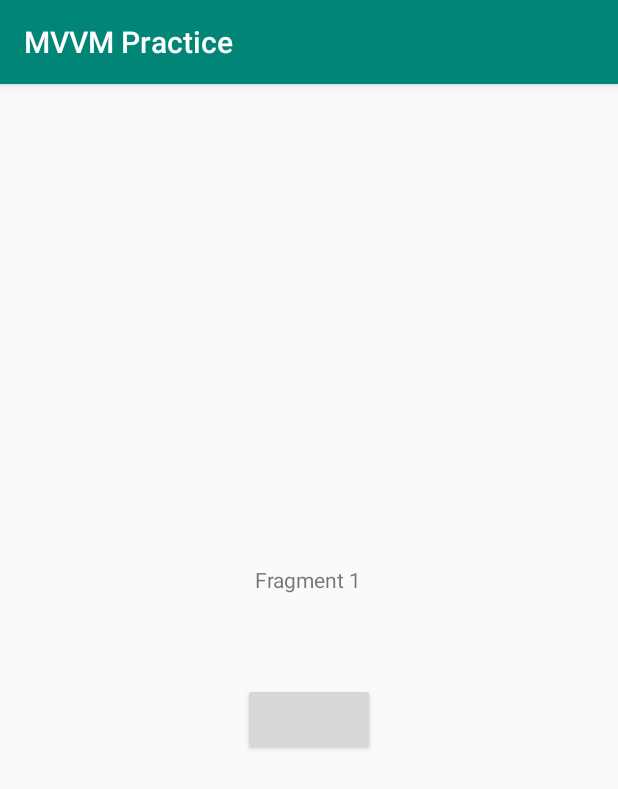
After one commit to huang840801/MVVM-Practice, an Android app: the Test1Fragment screen opened directly, with no data from a screen before it, on a phone screen of 412 x 824 dp. The commit adds this screen. Shown: the top 789 px of the screen. Run offline under Robolectric (Android 15) with nearby library versions, the phone set to English and light mode, and no system bars.

Commit message:
Complete fragment share data with ViewModel.

```diff
--- a/app/src/main/java/com/guanhong/mvvmpractice/view/MainActivity.kt
+++ b/app/src/main/java/com/guanhong/mvvmpractice/view/MainActivity.kt
@@ -48,10 +48,10 @@ class MainActivity : AppCompatActivity() {
 
     fun onProfileBtnClick(view: View) {
 
-//        val intent = Intent(this, ProfileActivity::class.java)
+        val intent = Intent(this, ProfileActivity::class.java)
 //        val intent = Intent(this, SpinnerSampleActivity::class.java)
 //        val intent = Intent(this, TestActivity::class.java)
-        val intent = Intent(this, LiveDataActivity::class.java)
+//        val intent = Intent(this, LiveDataActivity::class.java)
         startActivity(intent)
     }
 }
--- a/app/src/main/java/com/guanhong/mvvmpractice/view/ProfileActivity.kt
+++ b/app/src/main/java/com/guanhong/mvvmpractice/view/ProfileActivity.kt
@@ -8,12 +8,16 @@ import androidx.fragment.app.FragmentPagerAdapter
 import com.guanhong.mvvmpractice.R
 import com.guanhong.mvvmpractice.view.fragment.spinner.SpinnerFragment
 import com.guanhong.mvvmpractice.view.fragment.player.PlayerFragment
+import com.guanhong.mvvmpractice.view.fragment.test1.Test1Fragment
+import com.guanhong.mvvmpractice.view.fragment.test2.Test2Fragment
 import kotlinx.android.synthetic.main.activity_profile.*
 
 class ProfileActivity : AppCompatActivity() {
 
     private lateinit var spinnerFragment: SpinnerFragment
     private lateinit var playerFragment: PlayerFragment
+    private lateinit var test1Fragment: Test1Fragment
+    private lateinit var test2Fragment: Test2Fragment
 
     private val fragmentList: MutableList<Fragment> = mutableListOf()
 
@@ -34,11 +38,17 @@ class ProfileActivity : AppCompatActivity() {
 
     private fun initFragment() {
 
-        spinnerFragment = SpinnerFragment().newInstance()
-        playerFragment = PlayerFragment().newInstance()
+//        spinnerFragment = SpinnerFragment().newInstance()
+//        playerFragment = PlayerFragment().newInstance()
+//
+//        fragmentList.add(playerFragment)
+//        fragmentList.add(spinnerFragment)
+//
+        test1Fragment = Test1Fragment().newInstance()
+        test2Fragment = Test2Fragment().newInstance()
 
-        fragmentList.add(playerFragment)
-        fragmentList.add(spinnerFragment)
+        fragmentList.add(test1Fragment)
+        fragmentList.add(test2Fragment)
     }
 }
 
--- /dev/null
+++ b/app/src/main/java/com/guanhong/mvvmpractice/view/fragment/test1/Test1Fragment.kt
@@ -0,0 +1,51 @@
+package com.guanhong.mvvmpractice.view.fragment.test1
+
+import android.os.Bundle
+import android.view.LayoutInflater
+import android.view.View
+import android.view.ViewGroup
+import androidx.fragment.app.Fragment
+import androidx.lifecycle.Observer
+import androidx.lifecycle.ViewModelProviders
+import com.guanhong.mvvmpractice.R
+import com.guanhong.mvvmpractice.viewmodel.TestFragmentViewModel
+import kotlinx.android.synthetic.main.fragment_test_1.*
+
+class Test1Fragment : Fragment() {
+
+    lateinit var viewModel: TestFragmentViewModel
+
+    override fun onCreateView(
+        inflater: LayoutInflater,
+        container: ViewGroup?,
+        savedInstanceState: Bundle?
+    ): View? {
+
+        return inflater.inflate(R.layout.fragment_test_1, container, false)
+    }
+
+    override fun onViewCreated(view: View, savedInstanceState: Bundle?) {
+        super.onViewCreated(view, savedInstanceState)
+
+//        viewModel = ViewModelProviders.of(this).get(TestFragmentViewModel::class.java)
+        viewModel = activity?.run {
+            ViewModelProviders.of(this).get(TestFragmentViewModel::class.java)
+        } ?: throw Exception("Invalid Activity")
+
+        viewModel.name.observe(this, object : Observer<String> {
+            override fun onChanged(t: String?) {
+
+                textview.text = t
+            }
+        })
+
+        button.setOnClickListener {
+            viewModel.name.value = "aaaaa"
+
+        }
+    }
+
+    fun newInstance(): Test1Fragment {
+        return Test1Fragment()
+    }
+}
--- /dev/null
+++ b/app/src/main/java/com/guanhong/mvvmpractice/view/fragment/test2/Test2Fragment.kt
@@ -0,0 +1,47 @@
+package com.guanhong.mvvmpractice.view.fragment.test2
+
+import android.os.Bundle
+import android.view.LayoutInflater
+import android.view.View
+import android.view.ViewGroup
+import androidx.fragment.app.Fragment
+import androidx.lifecycle.Observer
+import androidx.lifecycle.ViewModelProviders
+import com.guanhong.mvvmpractice.R
+import com.guanhong.mvvmpractice.viewmodel.TestFragmentViewModel
+import kotlinx.android.synthetic.main.fragment_test_2.*
+
+class Test2Fragment : Fragment() {
+
+    lateinit var viewModel: TestFragmentViewModel
+
+    override fun onCreateView(
+        inflater: LayoutInflater,
+        container: ViewGroup?,
+        savedInstanceState: Bundle?
+    ): View? {
+
+        return inflater.inflate(R.layout.fragment_test_2, container, false)
+    }
+
+    override fun onViewCreated(view: View, savedInstanceState: Bundle?) {
+        super.onViewCreated(view, savedInstanceState)
+
+//        viewModel = ViewModelProviders.of(activity!!).get(TestFragmentViewModel::class.java)
+
+        viewModel = activity?.run {
+            ViewModelProviders.of(this).get(TestFragmentViewModel::class.java)
+        } ?: throw Exception("Invalid Activity")
+
+        viewModel.name.observe(this, object : Observer<String> {
+            override fun onChanged(t: String?) {
+
+                textview.text = t
+            }
+        })
+    }
+
+    fun newInstance(): Test2Fragment {
+        return Test2Fragment()
+    }
+}
--- /dev/null
+++ b/app/src/main/java/com/guanhong/mvvmpractice/viewmodel/TestFragmentViewModel.kt
@@ -0,0 +1,10 @@
+package com.guanhong.mvvmpractice.viewmodel
+
+import androidx.lifecycle.MutableLiveData
+import androidx.lifecycle.ViewModel
+
+class TestFragmentViewModel : ViewModel() {
+
+    var name = MutableLiveData<String>()
+    var id = MutableLiveData<Int>()
+}
--- /dev/null
+++ b/app/src/main/res/layout/fragment_test_1.xml
@@ -0,0 +1,25 @@
+<?xml version="1.0" encoding="utf-8"?>
+<LinearLayout xmlns:android="http://schemas.android.com/apk/res/android"
+    android:layout_width="match_parent"
+    android:layout_height="match_parent"
+    android:gravity="center"
+    android:orientation="vertical">
+
+    <TextView
+        android:layout_width="wrap_content"
+        android:layout_height="wrap_content"
+        android:text="Fragment 1"/>
+
+    <TextView
+        android:id="@+id/textview"
+        android:layout_width="wrap_content"
+        android:layout_height="wrap_content"
+        android:layout_marginTop="20dp" />
+
+    <Button
+        android:id="@+id/button"
+        android:layout_width="wrap_content"
+        android:layout_height="wrap_content"
+        android:layout_marginTop="20dp" />
+
+</LinearLayout>
```
Also changed, not shown: app/src/main/res/layout/fragment_test_2.xml (added, +25 -0 lines).
